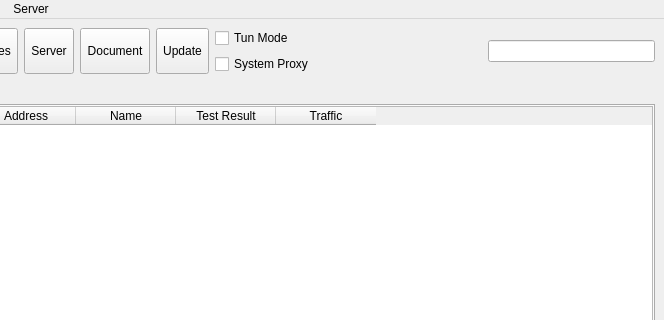
The window that ui/mainwindow.ui (Restia-Ashbell/nekobox) describes before a commit, drawn with Qt 5; both pictures show x 136 to 800 and y 0 to 320 of the 800 by 600 pixel window.
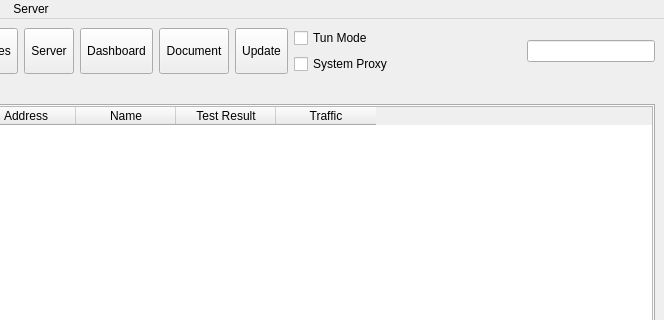
The same window after the commit. Icons and pictures are not drawn. Custom widgets are drawn as their Qt base class.

Patch:
```diff
--- a/ui/mainwindow.ui
+++ b/ui/mainwindow.ui
@@ -107,6 +107,34 @@
         </property>
        </widget>
       </item>
+      <item>
+       <widget class="QToolButton" name="toolButton_dashboard">
+        <property name="sizePolicy">
+         <sizepolicy hsizetype="Preferred" vsizetype="Preferred">
+          <horstretch>0</horstretch>
+          <verstretch>0</verstretch>
+         </sizepolicy>
+        </property>
+        <property name="text">
+         <string>Dashboard</string>
+        </property>
+        <property name="icon">
+         <iconset theme="b-internet-web-browser"/>
+        </property>
+        <property name="iconSize">
+         <size>
+          <width>24</width>
+          <height>24</height>
+         </size>
+        </property>
+        <property name="popupMode">
+         <enum>QToolButton::ToolButtonPopupMode::InstantPopup</enum>
+        </property>
+        <property name="toolButtonStyle">
+         <enum>Qt::ToolButtonStyle::ToolButtonTextUnderIcon</enum>
+        </property>
+       </widget>
+      </item>
       <item>
        <widget class="QToolButton" name="toolButton_document">
         <property name="sizePolicy">
```
Left out of the diff: 17 changed lines with no effect on the pictures.
